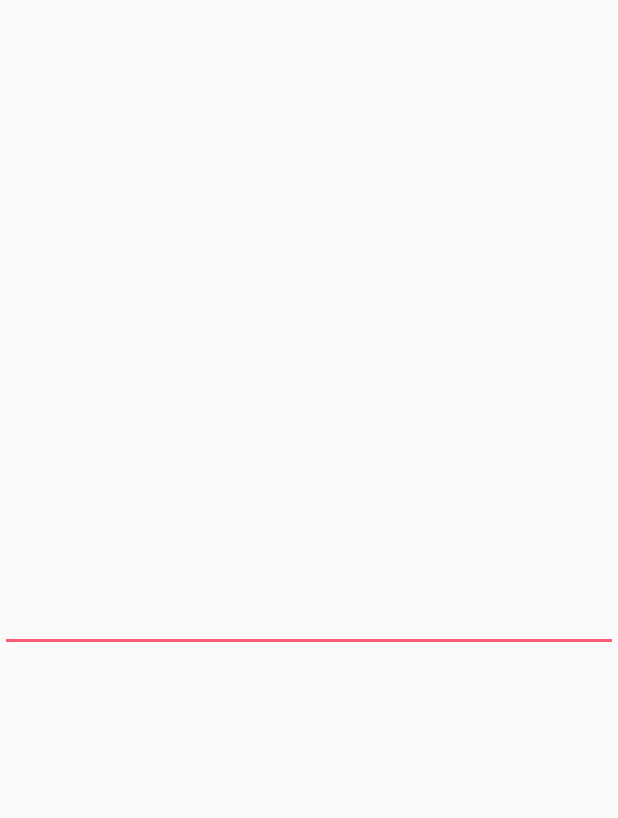
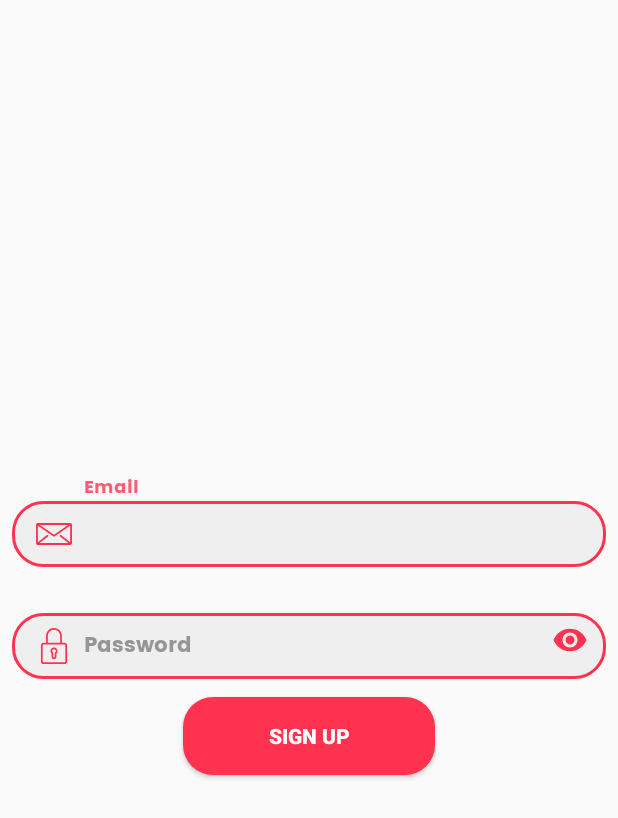
Before and after one commit to MohamedAssemAli/Chat-App-Demo, an Android app: the SignUpActivity screen opened directly, with no data from a screen before it, on a phone screen of 412 x 824 dp. Before the commit the part shown is almost empty. Shown: the top 818 px of the screen. Run offline under Robolectric (Android 15) with nearby library versions, the phone set to English and light mode, and no system bars; our stand-ins replace ButterKnife, Firebase (no records; nobody signed in at launch, a user with empty details on screens opened directly).

Commit message:
Add sign in & sign up module

```diff
--- a/app/build.gradle
+++ b/app/build.gradle
@@ -16,6 +16,10 @@ android {
             minifyEnabled false
             proguardFiles getDefaultProguardFile('proguard-android-optimize.txt'), 'proguard-rules.pro'
         }
+    }
+    compileOptions {
+        sourceCompatibility JavaVersion.VERSION_1_8
+        targetCompatibility JavaVersion.VERSION_1_8
     }
 }
 
--- a/app/src/main/java/com/assem/chatappdemo/SignUpActivity.java
+++ b/app/src/main/java/com/assem/chatappdemo/SignUpActivity.java
@@ -1,14 +1,50 @@
 package com.assem.chatappdemo;
 
+import androidx.annotation.NonNull;
 import androidx.appcompat.app.AppCompatActivity;
 
+import android.content.Intent;
 import android.os.Bundle;
+import android.widget.Toast;
+
+import com.google.android.gms.tasks.OnFailureListener;
+import com.google.android.gms.tasks.OnSuccessListener;
+import com.google.android.material.textfield.TextInputEditText;
+import com.google.firebase.auth.AuthResult;
+import com.google.firebase.auth.FirebaseAuth;
+import com.google.firebase.database.FirebaseDatabase;
+
+import butterknife.BindView;
+import butterknife.ButterKnife;
+import butterknife.OnClick;
 
 public class SignUpActivity extends AppCompatActivity {
+
+    @BindView(R.id.activity_sign_up_email_edit_text)
+    TextInputEditText emailTxt;
+    @BindView(R.id.activity_sign_up_password_edit_text)
+    TextInputEditText passwordTxt;
+
+    @OnClick(R.id.activity_sign_up_button)
+    void signUp() {
+        String email = emailTxt.getText().toString();
+        String password = passwordTxt.getText().toString();
+        FirebaseAuth.getInstance().createUserWithEmailAndPassword(email, password)
+                .addOnSuccessListener(new OnSuccessListener<AuthResult>() {
+                    @Override
+                    public void onSuccess(AuthResult authResult) {
+                        FirebaseDatabase.getInstance().getReference().child("users").child(authResult.getUser().getUid()).setValue(new User(email, password));
+                        startActivity(new Intent(SignUpActivity.this, MainActivity.class));
+
+                    }
+                })
+                .addOnFailureListener(e -> Toast.makeText(SignUpActivity.this, R.string.error, Toast.LENGTH_LONG).show());
+    }
 
     @Override
     protected void onCreate(Bundle savedInstanceState) {
         super.onCreate(savedInstanceState);
         setContentView(R.layout.activity_sign_up);
+        ButterKnife.bind(this);
     }
 }
--- a/app/src/main/res/layout/activity_sign_up.xml
+++ b/app/src/main/res/layout/activity_sign_up.xml
@@ -5,10 +5,53 @@
     android:layout_width="match_parent"
     android:layout_height="match_parent"
     android:gravity="center"
-    android:orientation="vertical"
-    tools:context=".SignUpActivity">
+    android:orientation="vertical">
 
-    <EditText
-        android:layout_width="match_parent"
-        android:layout_height="wrap_content"/>
+        <com.google.android.material.textfield.TextInputLayout
+            android:id="@+id/activity_sign_up_email_input_layout"
+            style="@style/TextInputLayout"
+            android:layout_width="match_parent"
+            android:layout_height="wrap_content">
+
+            <com.google.android.material.textfield.TextInputEditText
+                android:id="@+id/activity_sign_up_email_edit_text"
+                style="@style/TextInputEditText"
+                android:layout_width="match_parent"
+                android:layout_height="52dp"
+                android:drawableStart="@drawable/ic_mail"
+                android:hint="@string/email"
+                android:imeOptions="actionNext"
+                android:inputType="textEmailAddress" />
+        </com.google.android.material.textfield.TextInputLayout>
+
+        <com.google.android.material.textfield.TextInputLayout
+            android:id="@+id/activity_sign_up_password_input_layout"
+            style="@style/TextInputLayout"
+            android:layout_width="match_parent"
+            android:layout_height="wrap_content"
+            app:passwordToggleEnabled="true"
+            app:passwordToggleTint="@color/colorPrimary">
+
+            <com.google.android.material.textfield.TextInputEditText
+                android:id="@+id/activity_sign_up_password_edit_text"
+                style="@style/TextInputEditText"
+                android:layout_width="match_parent"
+                android:layout_height="52dp"
+                android:drawableStart="@drawable/ic_lock"
+                android:hint="@string/password"
+                android:imeOptions="actionDone"
+                android:inputType="textPassword" />
+
+        </com.google.android.material.textfield.TextInputLayout>
+
+        <Button
+            android:id="@+id/activity_sign_up_button"
+            style="@style/button_style"
+            android:layout_width="168dp"
+            android:layout_height="52dp"
+            android:layout_gravity="center"
+            android:layout_marginTop="@dimen/margin_padding_size_small"
+            android:background="@drawable/button"
+            android:text="@string/sign_up" />
+
 </LinearLayout>
--- a/app/src/main/res/values/strings.xml
+++ b/app/src/main/res/values/strings.xml
@@ -1,3 +1,8 @@
 <resources>
     <string name="app_name">ChatAppDemo</string>
+    <string name="email">Email</string>
+    <string name="password">Password</string>
+    <string name="sign_up">Sign up</string>
+    <string name="sign_in">Sign in</string>
+    <string name="error">Error</string>
 </resources>
```
Also changed, not shown: app/src/main/java/com/assem/chatappdemo/MainActivity.java (+31 -0 lines), app/src/main/java/com/assem/chatappdemo/SignInActivity.java (+32 -1 lines), app/src/main/java/com/assem/chatappdemo/User.java (added, +31 -0 lines), app/src/main/res/layout/activity_login.xml (deleted, +0 -9 lines), app/src/main/res/layout/activity_sign_in.xml (added, +59 -0 lines).
